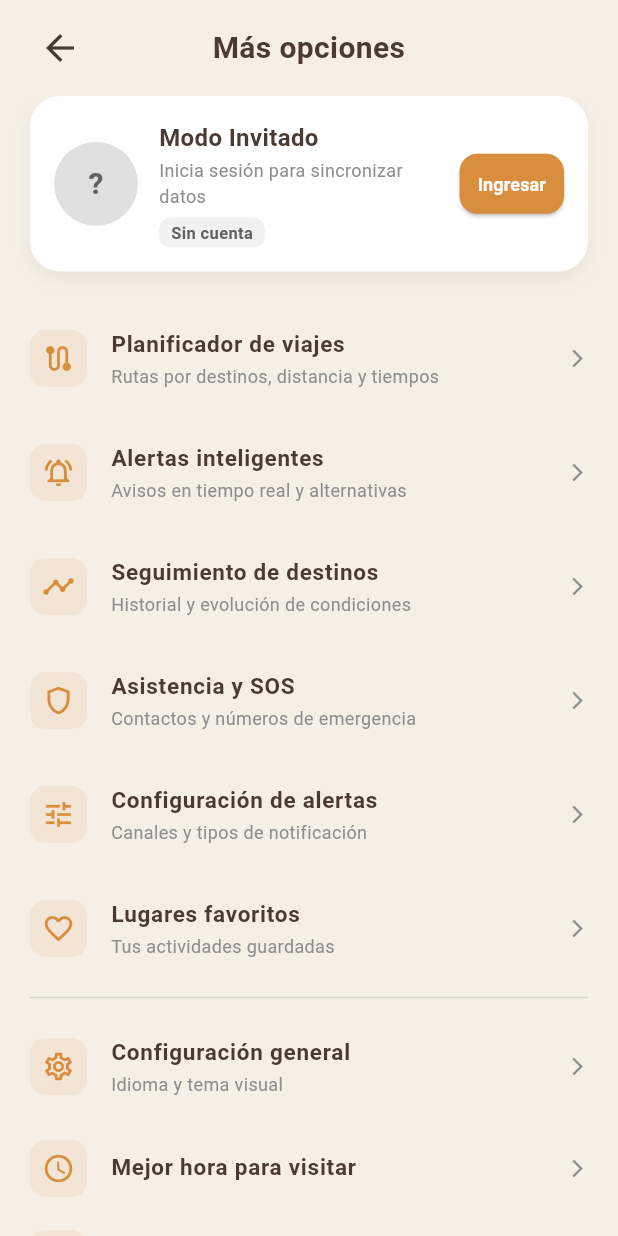
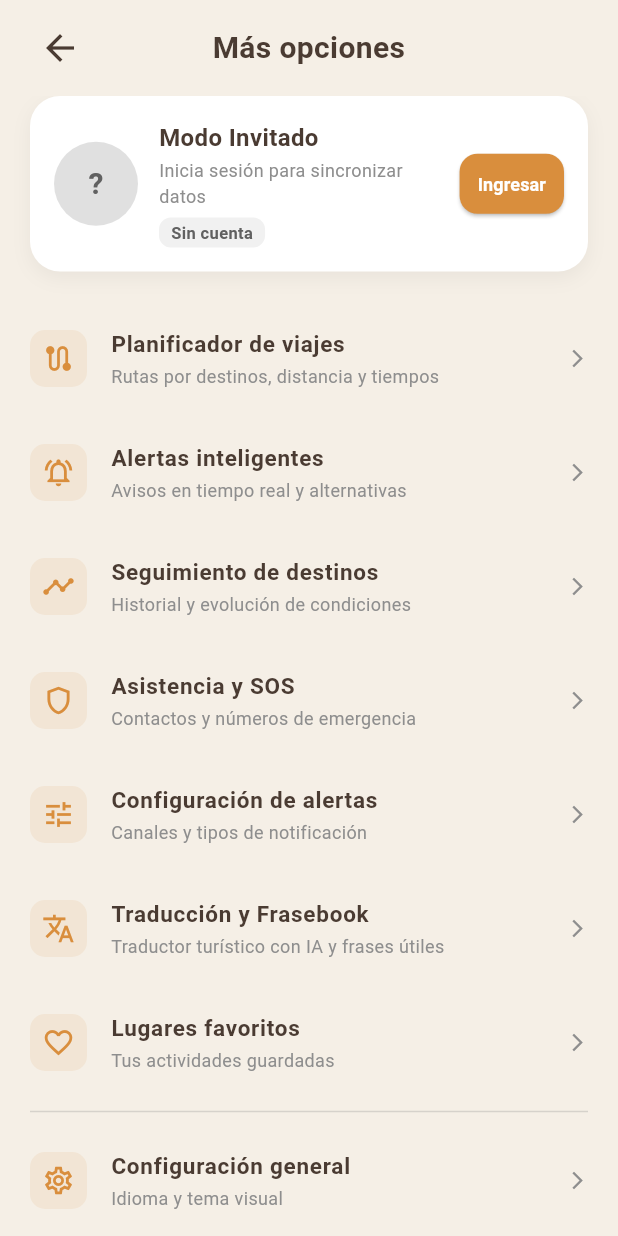
Before and after one commit to PauloMP-25/Ika-travel-platform, a Flutter app: the PantallaMas screen opened directly, on a phone screen of 412 x 824 dp. Run offline on Flutter 3.47's test engine with Material 3 defaults, Android fonts, the phone set to English and light mode, and no system bars; our stand-ins replace flutter_map, latlong2; missing offline and left inert: dart:html.

Commit message:
feat(mobile): integrar pantalla de traduccion y sincronizar directorio SOS con backend
Se vinculo PantallaTraduccion dentro de PantallaMas y se conecto SosService con el endpoint oficial de contactos /api/v1/emergency/contacts manteniendo fallback resiliente.\nFecha y hora: 2026-10-19 18:04:29

```diff
--- a/ika_travel_mobile/lib/config/api_config.dart
+++ b/ika_travel_mobile/lib/config/api_config.dart
@@ -13,6 +13,10 @@ class ApiConfig {
   static const String weatherForecast = '$baseUrl/api/v1/weather/forecast';
   static const String weatherAlerts = '$baseUrl/api/v1/weather/alerts';
 
+  // --- EMERGENCY & SOS ---
+  static const String emergencyContacts = '$baseUrl/api/v1/emergency/contacts';
+  static const String emergencySos = '$baseUrl/api/v1/emergency/sos';
+
   // --- FAVORITES ---
   static String toggleFavorite(int id) =>
       '$baseUrl/api/v1/catalog/attractions/$id/favorite';
--- a/ika_travel_mobile/lib/screens/pantalla_mas.dart
+++ b/ika_travel_mobile/lib/screens/pantalla_mas.dart
@@ -12,6 +12,8 @@ import 'pantalla_login.dart';
 import 'pantalla_planer.dart';
 import 'pantalla_seguimiento_destino.dart';
 import 'pantalla_sos.dart';
+import 'pantalla_traduccion.dart';
+
 
 class PantallaMas extends StatelessWidget {
   const PantallaMas({super.key});
@@ -348,6 +350,20 @@ class PantallaMas extends StatelessWidget {
                   ),
                   _itemMenu(
                     context,
+                    icono: Icons.translate,
+                    titulo: 'Traducción y Frasebook',
+                    subtitulo: 'Traductor turístico con IA y frases útiles',
+                    onTap: () {
+                      Navigator.push(
+                        context,
+                        MaterialPageRoute(
+                          builder: (context) => const PantallaTraduccion(),
+                        ),
+                      );
+                    },
+                  ),
+                  _itemMenu(
+                    context,
                     icono: Icons.favorite_border,
                     titulo: 'Lugares favoritos',
                     subtitulo: 'Tus actividades guardadas',
```
Also changed, not shown: ika_travel_mobile/lib/screens/pantalla_sos.dart (+8 -0 lines), ika_travel_mobile/lib/services/sos_service.dart (+33 -2 lines).
